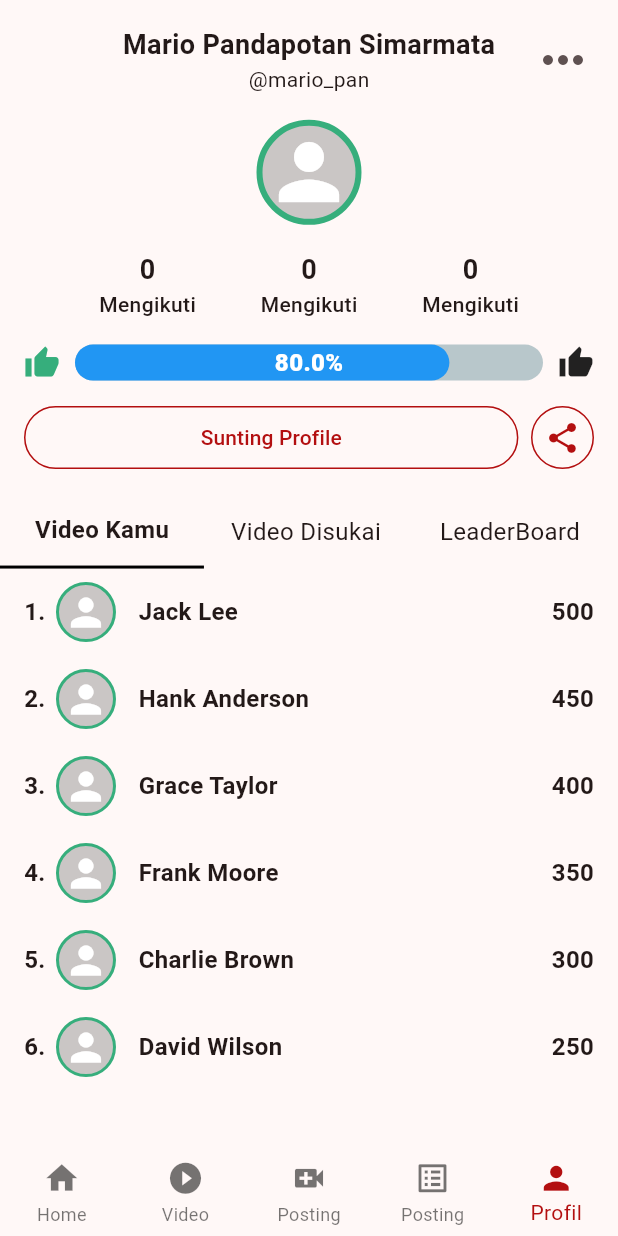
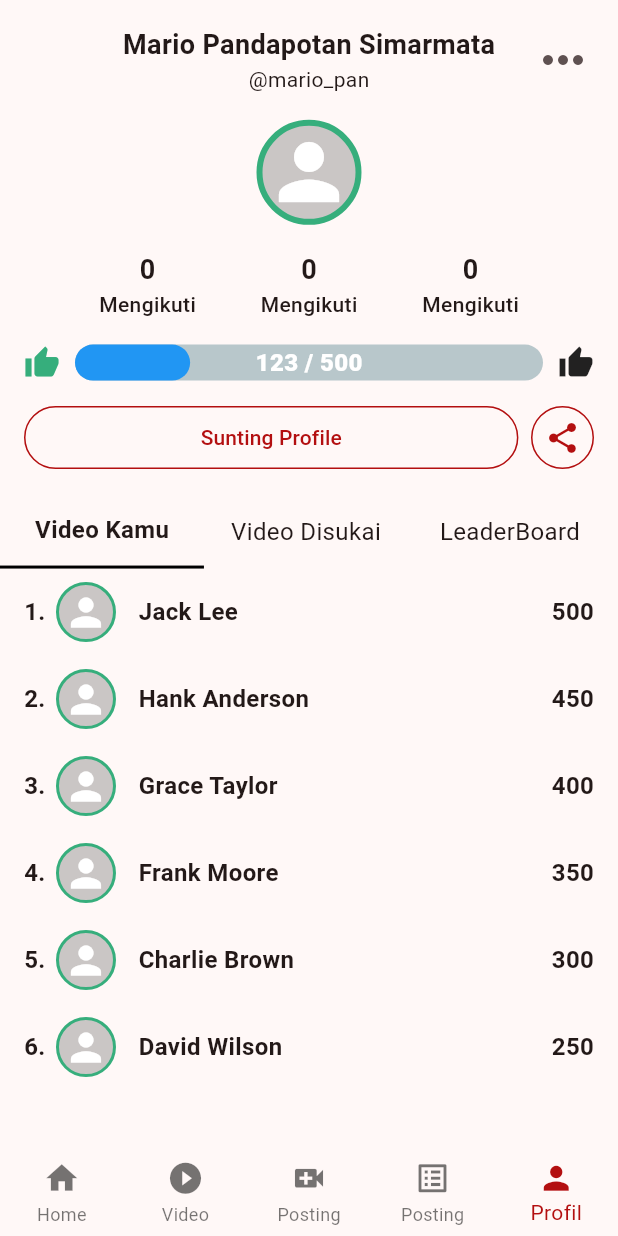
Before and after one commit to mariopandapotansimarmata/jogja_kita_gamification, a Flutter app: the screen it shows after launch, item 5 of the bottom bar chosen, on a phone screen of 412 x 824 dp. Run offline on Flutter 3.47's test engine with Material 3 defaults, Android fonts, the phone set to English and light mode, and no system bars; drawn by our look-alikes of percent_indicator; our stand-ins replace geolocator, google_maps_flutter, sliding_up_panel, sqflite; missing offline and left inert: overlay_loading_progress; accounts and stored records are empty.

Commit message:
add profile

```diff
--- a/lib/views/home/jogja_ride/order_jogja_ride.dart
+++ b/lib/views/home/jogja_ride/order_jogja_ride.dart
@@ -182,7 +182,7 @@ class _OrderJogjaRideState extends State<OrderJogjaRide> {
                                         Icon(Icons.more_horiz)
                                       ],
                                     )),
-                                Container(
+                                SizedBox(
                                   height: 60,
                                   child: ElevatedButton(
                                       style: ElevatedButton.styleFrom(
--- a/lib/views/home/jogja_ride/pickup_jogja_ride.dart
+++ b/lib/views/home/jogja_ride/pickup_jogja_ride.dart
@@ -1,6 +1,4 @@
-import 'package:flutter/cupertino.dart';
 import 'package:flutter/material.dart';
-import 'package:flutter/widgets.dart';
 import 'package:jogja_kita_gamification/views/home/jogja_ride/pickup_jogja_ride_widget/detail_pickup.dart';
 import 'package:jogja_kita_gamification/views/home/jogja_ride/pickup_jogja_ride_widget/pick_up_driver_card.dart';
 import 'package:sliding_up_panel/sliding_up_panel.dart';
--- a/lib/views/home/jogja_ride/pickup_jogja_ride_widget/detail_pickup.dart
+++ b/lib/views/home/jogja_ride/pickup_jogja_ride_widget/detail_pickup.dart
@@ -21,7 +21,7 @@ class DetailPickup extends StatelessWidget {
               ),
             ],
           ),
-          Container(
+          SizedBox(
             height: 120,
             child: Row(
               children: [
@@ -61,7 +61,7 @@ class DetailPickup extends StatelessWidget {
                             "UPNYK Kampus 1",
                             style: TextStyle(fontWeight: FontWeight.bold),
                           ),
-                          const Text("Jl.Ringroad Utara",
+                          Text("Jl.Ringroad Utara",
                               style: TextStyle(fontSize: 13)),
                         ],
                       ),
--- a/lib/views/home/jogja_ride/pickup_jogja_ride_widget/pick_up_driver_card.dart
+++ b/lib/views/home/jogja_ride/pickup_jogja_ride_widget/pick_up_driver_card.dart
@@ -6,7 +6,7 @@ class PickUpDriverCard extends StatelessWidget {
 
   @override
   Widget build(BuildContext context) {
-    return Container(
+    return SizedBox(
       // decoration: const BoxDecoration(
       //     border: Border(
       //         top: BorderSide(color: Colors.grey, width: 0.3),
--- a/lib/views/order/active_order/active_order.dart
+++ b/lib/views/order/active_order/active_order.dart
@@ -65,13 +65,13 @@ class _ActiveOrderState extends State<ActiveOrder> {
           const SizedBox(
             height: 30,
           ),
-          Container(
+          SizedBox(
             width: MediaQuery.of(context).size.width,
             height: MediaQuery.of(context).size.height * 0.6,
             child: listOrders.isEmpty
                 ? const Text(
                     'No Notes yet',
-                    style: TextStyle(color: Colors.white),
+                    style: TextStyle(color: Colors.black),
                   )
                 : ListView.builder(
                     itemCount: listOrders.length,
--- a/lib/views/order/history_order/history_order_widget/history_order_widget.dart
+++ b/lib/views/order/history_order/history_order_widget/history_order_widget.dart
@@ -37,7 +37,8 @@ class HistoryOrderCard extends StatelessWidget {
             children: [
               Text(
                 orderName,
-                style: TextStyle(fontSize: 16, fontWeight: FontWeight.w900),
+                style:
+                    const TextStyle(fontSize: 16, fontWeight: FontWeight.w900),
               ),
               SizedBox(
                 width: 170,
--- a/lib/views/profile/profile_widget/exp_bar.dart
+++ b/lib/views/profile/profile_widget/exp_bar.dart
@@ -1,4 +1,5 @@
 import 'package:flutter/material.dart';
+import 'package:jogja_kita_gamification/main.dart';
 import 'package:percent_indicator/percent_indicator.dart';
 
 class ExpBar extends StatelessWidget {
@@ -15,10 +16,10 @@ class ExpBar extends StatelessWidget {
       animation: true,
       lineHeight: 24.0,
       animationDuration: 2500,
-      percent: 0.8,
-      center: const Text(
-        "80.0%",
-        style: TextStyle(
+      percent: (currentUser!.exp! / 500),
+      center: Text(
+        "${currentUser!.exp.toString()} / 500",
+        style: const TextStyle(
             color: Colors.white, fontSize: 16, fontWeight: FontWeight.w800),
       ),
       barRadius: const Radius.circular(20),
```
Also changed, not shown: lib/views/order/history_order/history_order.dart (+6 -6 lines), lib/views/temp_page.dart (+8 -6 lines).
